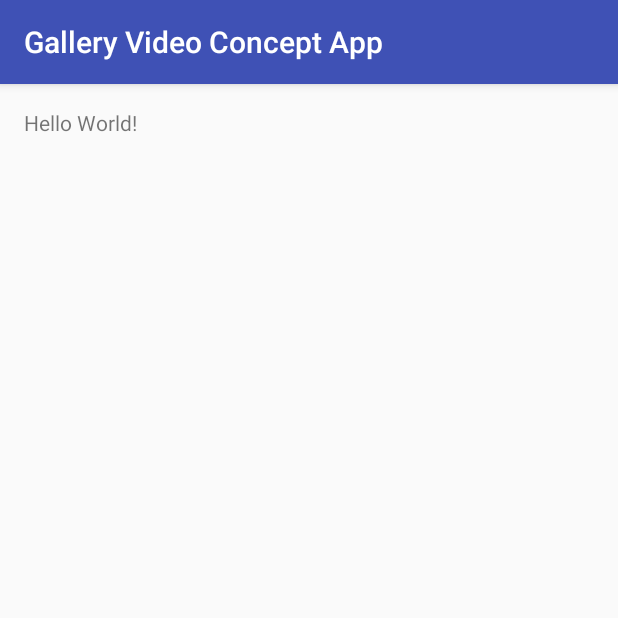
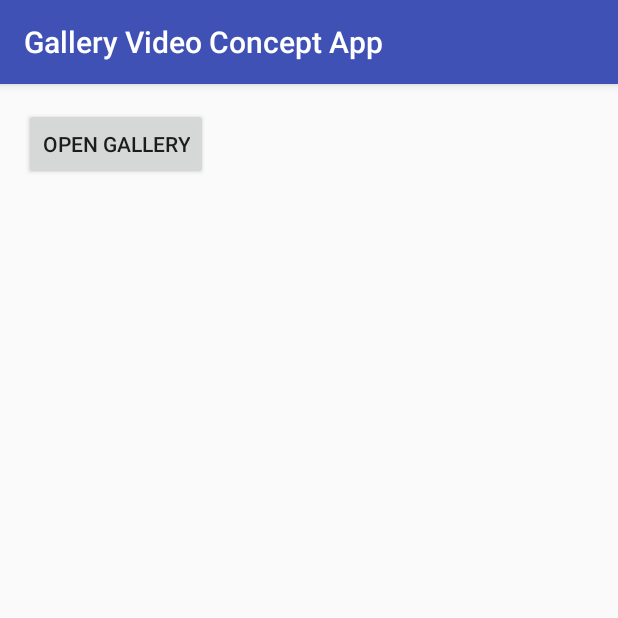
Before and after one commit to vkerbelis/Gallery-Video-Concept, an Android app: the screen it shows after launch (MainActivity), on a phone screen of 412 x 824 dp, the top half of it. Run offline under Robolectric (Android 15) with nearby library versions, the phone set to English and light mode, and no system bars.

Commit message:
Start video picker activity

```diff
--- a/app/src/main/java/lt/blaster/galleryvideoconceptapp/main/MainViewImpl.java
+++ b/app/src/main/java/lt/blaster/galleryvideoconceptapp/main/MainViewImpl.java
@@ -3,14 +3,16 @@ package lt.blaster.galleryvideoconceptapp.main;
 import android.content.Context;
 import android.support.annotation.NonNull;
 import android.util.AttributeSet;
+import android.view.View;
 import android.widget.FrameLayout;
 
+import lt.blaster.galleryvideoconceptapp.R;
 import lt.blaster.galleryvideoconceptapp.tools.IntentCreator;
 
 /**
  * @author Vidmantas Kerbelis (vkerbelis@yahoo.com) on 16.6.17.
  */
-public class MainViewImpl extends FrameLayout implements MainView {
+public class MainViewImpl extends FrameLayout implements MainView, View.OnClickListener {
     private MainPresenter presenter;
     private IntentCreator intentCreator;
 
@@ -37,6 +39,12 @@ public class MainViewImpl extends FrameLayout implements MainView {
     }
 
     @Override
+    protected void onFinishInflate() {
+        super.onFinishInflate();
+        findViewById(R.id.galleryButton).setOnClickListener(this);
+    }
+
+    @Override
     protected void onAttachedToWindow() {
         super.onAttachedToWindow();
         presenter.takeView(this);
@@ -47,4 +55,11 @@ public class MainViewImpl extends FrameLayout implements MainView {
         presenter.dropView(this);
         super.onDetachedFromWindow();
     }
+
+    @Override
+    public void onClick(View view) {
+        Context context = getContext();
+        String title = context.getString(R.string.title_pick_video);
+        context.startActivity(intentCreator.createVideoPickerIntent(title));
+    }
 }
--- a/app/src/main/res/layout/activity_main.xml
+++ b/app/src/main/res/layout/activity_main.xml
@@ -11,9 +11,10 @@
     android:paddingTop="@dimen/activity_vertical_margin"
     tools:context=".main.MainActivity">
 
-    <TextView
+    <Button
+        android:id="@+id/galleryButton"
         android:layout_width="wrap_content"
         android:layout_height="wrap_content"
-        android:text="Hello World!"/>
+        android:text="@string/action_open_gallery"/>
 
 </lt.blaster.galleryvideoconceptapp.main.MainViewImpl>
--- a/app/src/main/res/values/strings.xml
+++ b/app/src/main/res/values/strings.xml
@@ -1,3 +1,7 @@
 <resources>
     <string name="app_name">Gallery Video Concept App</string>
+
+    <string name="title_pick_video">Pick video</string>
+
+    <string name="action_open_gallery">Open gallery</string>
 </resources>
```
